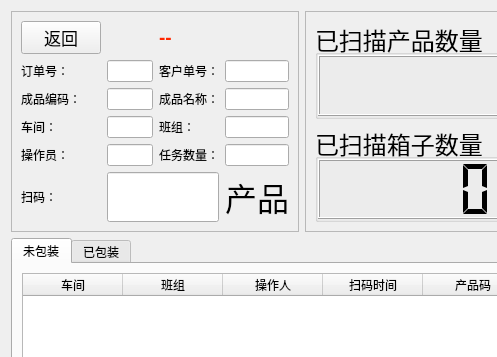
The window that ui/scan_frame.ui (izerui/scanrun) describes before a commit, drawn with Qt 5; both pictures show x 0 to 497 and y 0 to 357 of the 744 by 538 pixel window.
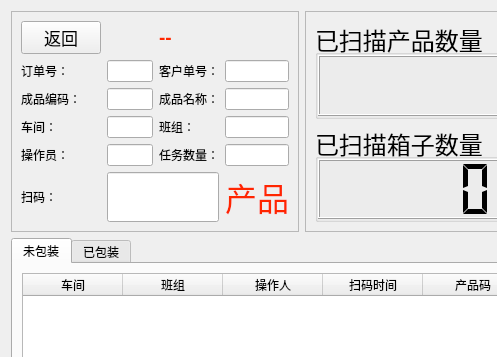
The same window after the commit. Icons and pictures are not drawn.

Diff of the .ui file:
```diff
--- a/ui/scan_frame.ui
+++ b/ui/scan_frame.ui
@@ -432,9 +432,13 @@
          <widget class="QLabel" name="prompt_label">
           <property name="font">
            <font>
+            <family>Academy Engraved LET</family>
             <pointsize>24</pointsize>
            </font>
           </property>
+          <property name="styleSheet">
+           <string notr="true">color: rgb(255, 38, 0);</string>
+          </property>
           <property name="text">
            <string>产品</string>
           </property>
```
Left out of the diff: 2 changed lines with no effect on the pictures.
